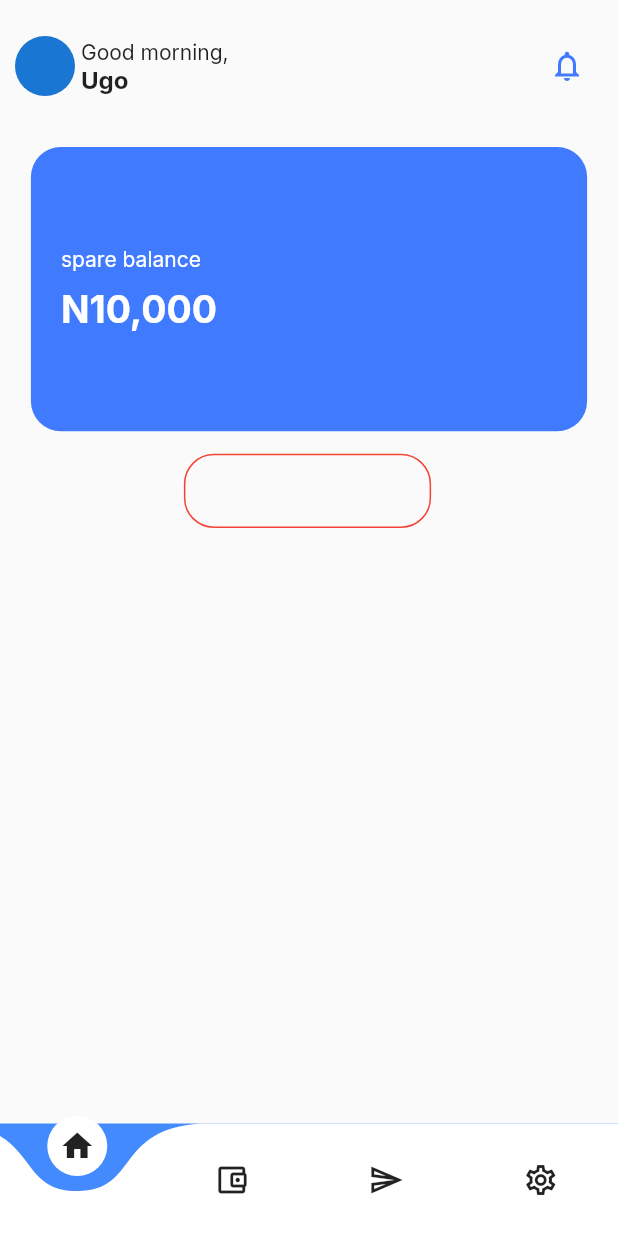
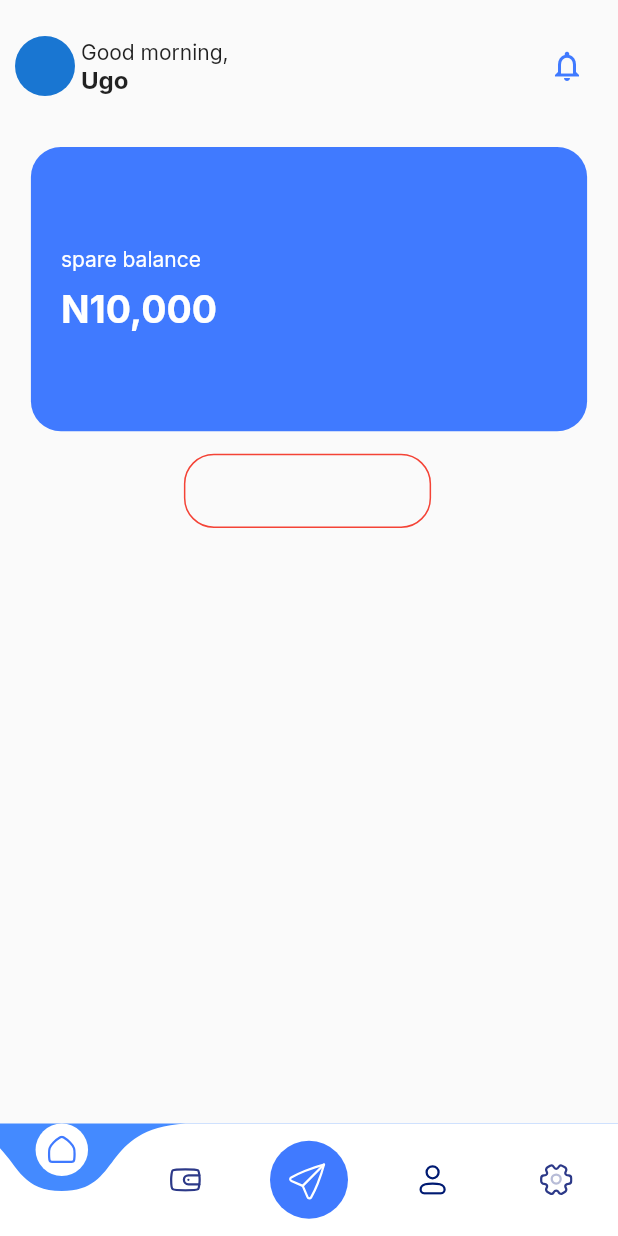
Before and after one commit to salemakowe/Spare, a Flutter app: the HomePage screen opened directly, on a phone screen of 412 x 824 dp. Run offline on Flutter 3.47's test engine with Material 2 defaults, Android fonts, the phone set to English and light mode, and no system bars; drawn by our look-alikes of curved_navigation_bar; our stand-ins replace flutter_svg, google_fonts, intl_phone_field, pinput, smooth_page_indicator.

Commit message:
custom bottomNav icon

```diff
--- a/spare/lib/screens/home.dart
+++ b/spare/lib/screens/home.dart
@@ -1,5 +1,6 @@
 import 'package:curved_navigation_bar/curved_navigation_bar.dart';
 import "package:flutter/material.dart";
+import 'package:flutter_svg/flutter_svg.dart';
 import 'package:google_fonts/google_fonts.dart';
 import 'package:spare/constants/color.dart';
 import 'package:spare/widgets/addmoney.dart';
@@ -140,11 +141,12 @@ class _HomePageState extends State<HomePage> {
 
       //Bottom Navigation
       bottomNavigationBar: CurvedNavigationBar(
-        items: const [
-          Icon(Icons.home),
-          Icon(Icons.account_balance_wallet_outlined),
-          Icon(Icons.send_outlined),
-          Icon(Icons.settings_outlined),
+        items: [
+          SvgPicture.asset("assets/svg/homeIcon.svg"),
+          SvgPicture.asset("assets/svg/transactionIcon.svg"),
+          SvgPicture.asset("assets/svg/sendIcon.svg"),
+          SvgPicture.asset("assets/svg/profileIcon.svg"),
+          SvgPicture.asset("assets/svg/settingsIcon.svg"),
         ],
         animationCurve: Curves.easeInOut,
         backgroundColor: Colors.blueAccent,
```
Also changed, not shown: spare/assets/svg/homeIcon.svg, spare/assets/svg/messageIcon.svg (added), spare/assets/svg/profileIcon.svg, spare/assets/svg/sendIcon.svg, spare/assets/svg/settingsIcon.svg, spare/assets/svg/transactionIcon.svg.
